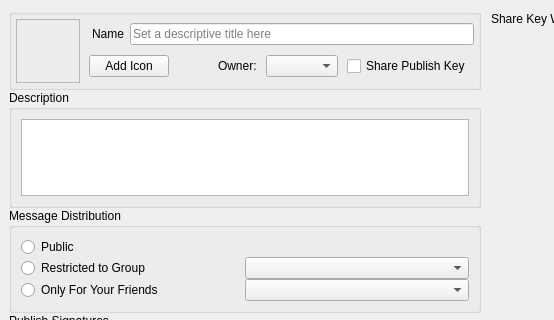
First picture: the form in retroshare-gui/src/gui/gxs/GxsGroupDialog.ui, repository RetroShare/RetroShare, before the edit; both pictures show x 0 to 554 and y 0 to 320 of the 685 by 517 pixel window.
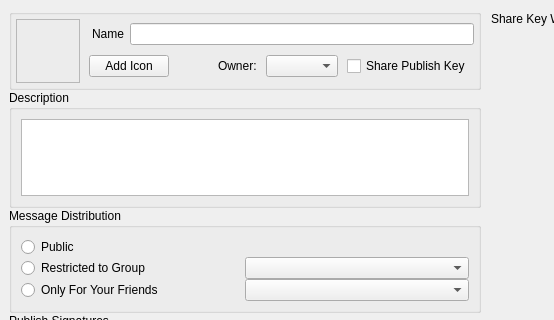
Second picture: the form after the edit. Icons and pictures are not drawn. Custom widgets are drawn as their Qt base class.

Patch:
```diff
--- a/retroshare-gui/src/gui/gxs/GxsGroupDialog.ui
+++ b/retroshare-gui/src/gui/gxs/GxsGroupDialog.ui
@@ -113,9 +113,6 @@
               </item>
               <item>
                <widget class="QLineEdit" name="groupName">
-                <property name="placeholderText">
-                 <string>Set a descriptive title here</string>
-                </property>
                </widget>
               </item>
              </layout>
```
Left out of the diff: 3 changed lines with no effect on the pictures.
